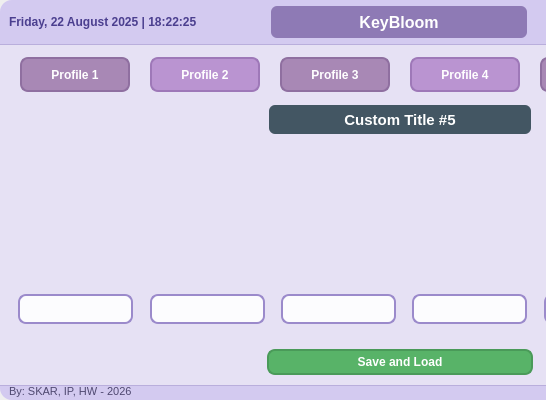
KevinAR-18/ESP32C3-Macropad, file keybloom.ui: the form before one commit; both pictures show x 0 to 546 and y 0 to 400 of the 800 by 400 pixel window.
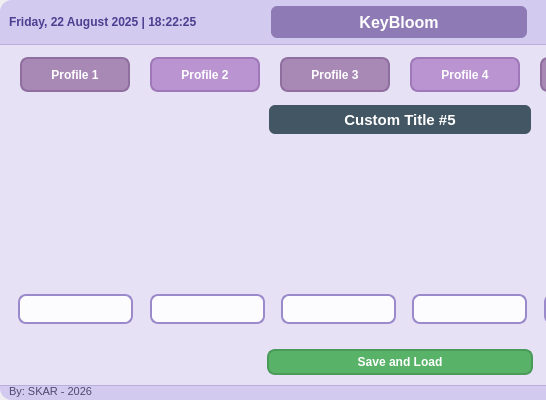
The form after the commit. Icons and pictures are not drawn.

Patch:
```diff
--- a/keybloom.ui
+++ b/keybloom.ui
@@ -6078,7 +6078,7 @@
            </font>
           </property>
           <property name="text">
-           <string>By: SKAR, IP, HW - 2026</string>
+           <string>By: SKAR - 2026</string>
           </property>
           <property name="alignment">
            <set>Qt::AlignmentFlag::AlignLeading|Qt::AlignmentFlag::AlignLeft|Qt::AlignmentFlag::AlignVCenter</set>
```
Left out of the diff: 25 changed lines with no effect on the pictures.
